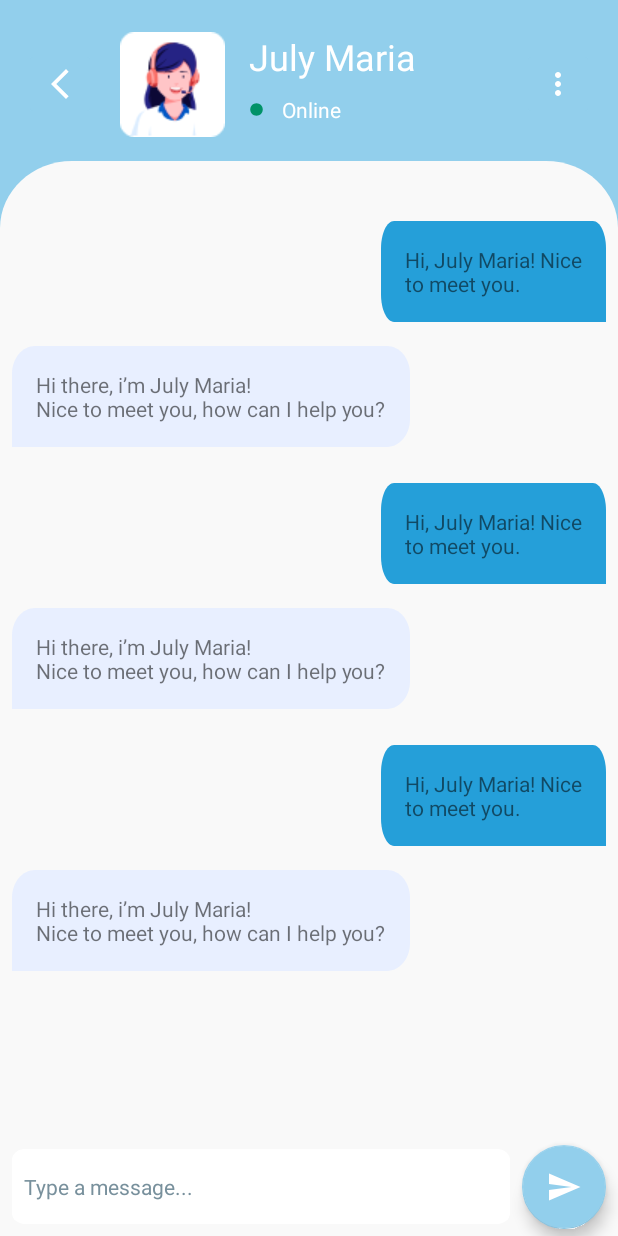
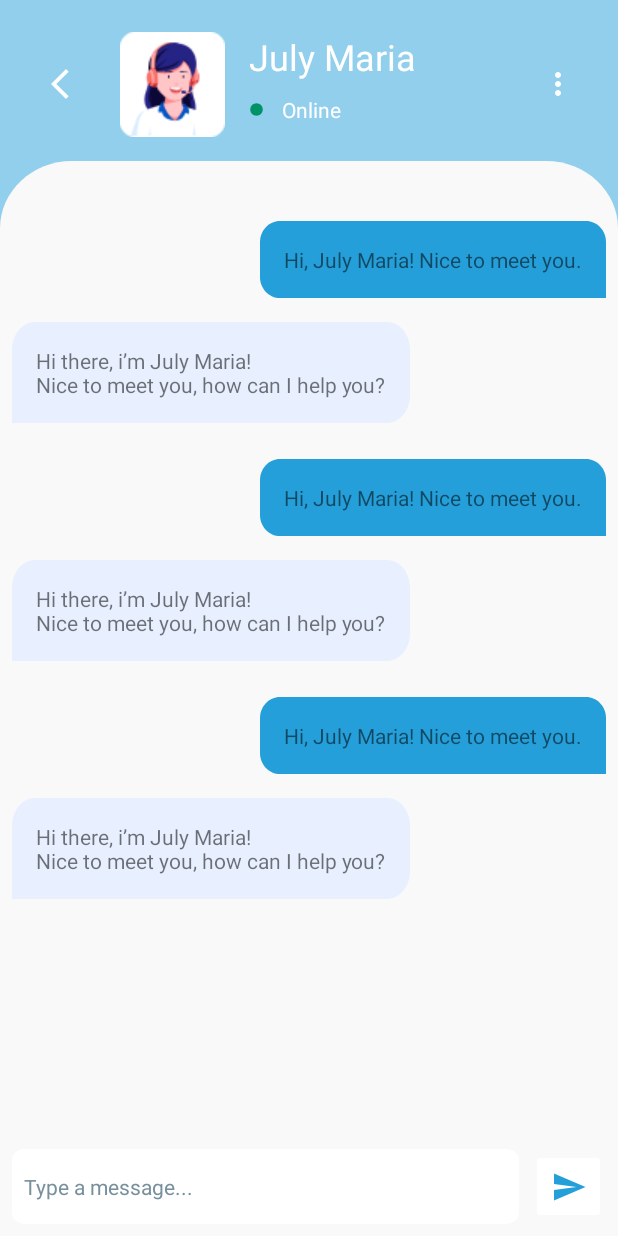
Before and after one commit to rivaldojuliano/Capstone-Project-Traveloka-Chatbot-App, an Android app: the layout activity_chat.xml on its own in the app's theme, with its tools: preview values and no code run, on a phone screen of 412 x 824 dp. Run offline under Robolectric (Android 15) with nearby library versions, the phone set to English and light mode, and no system bars.

Commit message:
Fix Chat Layout

```diff
--- a/app/src/main/java/com/rivzdev/chatbotapp/ui/chat/ChatActivity.kt
+++ b/app/src/main/java/com/rivzdev/chatbotapp/ui/chat/ChatActivity.kt
@@ -35,7 +35,7 @@ class ChatActivity : AppCompatActivity() {
     private fun sendChat() {
 
         binding.apply {
-            fabSend.setOnClickListener {
+            btnSend.setOnClickListener {
                 if (edtChat.text.isNullOrEmpty()) {
                     Toast.makeText(this@ChatActivity, "Please enter a text", Toast.LENGTH_SHORT).show()
                     return@setOnClickListener
--- a/app/src/main/java/com/rivzdev/chatbotapp/ui/chat/ListChatAdapter.kt
+++ b/app/src/main/java/com/rivzdev/chatbotapp/ui/chat/ListChatAdapter.kt
@@ -1,6 +1,7 @@
 package com.rivzdev.chatbotapp.ui.chat
 
 import android.view.LayoutInflater
+import android.view.View
 import android.view.ViewGroup
 import androidx.recyclerview.widget.RecyclerView
 import com.rivzdev.chatbotapp.databinding.ItemChatRowBinding
@@ -11,7 +12,7 @@ class ListChatAdapter: RecyclerView.Adapter<ListChatAdapter.ViewHolder>() {
 
     fun addChatToList(chat: ChatBotResponse) {
         list.add(chat)
-        notifyDataSetChanged()
+        notifyItemChanged(list.size)
     }
 
     inner class ViewHolder(private val binding: ItemChatRowBinding): RecyclerView.ViewHolder(binding.root) {
@@ -19,6 +20,13 @@ class ListChatAdapter: RecyclerView.Adapter<ListChatAdapter.ViewHolder>() {
             with(binding) {
                 tvCustomer.text = chat.input
                 tvBot.text = chat.output
+                if (!tvCustomer.text.isNullOrEmpty()) {
+                    tvBot.visibility = View.GONE
+                }
+
+                if (!tvBot.text.isNullOrEmpty()) {
+                    tvCustomer.visibility = View.GONE
+                }
             }
         }
     }
@@ -30,6 +38,7 @@ class ListChatAdapter: RecyclerView.Adapter<ListChatAdapter.ViewHolder>() {
 
     override fun onBindViewHolder(holder: ViewHolder, position: Int) {
         holder.bind(list[position])
+
     }
 
     override fun getItemCount(): Int = list.size
--- a/app/src/main/res/drawable/ic_baseline_send.xml
+++ b/app/src/main/res/drawable/ic_baseline_send.xml
@@ -1,5 +1,5 @@
-<vector android:autoMirrored="true" android:height="20dp"
-    android:tint="#FFFFFF" android:viewportHeight="24"
-    android:viewportWidth="24" android:width="20dp" xmlns:android="http://schemas.android.com/apk/res/android">
+<vector android:autoMirrored="true" android:height="24dp"
+    android:tint="#259FD9" android:viewportHeight="24"
+    android:viewportWidth="24" android:width="24dp" xmlns:android="http://schemas.android.com/apk/res/android">
     <path android:fillColor="@android:color/white" android:pathData="M2.01,21L23,12 2.01,3 2,10l15,2 -15,2z"/>
 </vector>
--- a/app/src/main/res/layout/activity_chat.xml
+++ b/app/src/main/res/layout/activity_chat.xml
@@ -81,10 +81,10 @@
         android:background="@drawable/ic_chat_box"
         app:layout_constraintBottom_toBottomOf="parent"
         app:layout_constraintEnd_toEndOf="parent"
-        app:layout_constraintHorizontal_bias="1.0"
+        app:layout_constraintHorizontal_bias="0.0"
         app:layout_constraintStart_toStartOf="parent"
         app:layout_constraintTop_toBottomOf="@+id/imageView3"
-        app:layout_constraintVertical_bias="0.0"/>
+        app:layout_constraintVertical_bias="0.0" />
 
     <androidx.recyclerview.widget.RecyclerView
         android:id="@+id/rv_chat"
@@ -114,18 +114,20 @@
         android:textColorHint="#78909C"
         android:textSize="14sp"
         app:layout_constraintBottom_toBottomOf="parent"
-        app:layout_constraintEnd_toStartOf="@+id/fab_send"
+        app:layout_constraintEnd_toStartOf="@+id/btn_send"
         app:layout_constraintStart_toStartOf="parent" />
 
-    <com.google.android.material.floatingactionbutton.FloatingActionButton
-        android:id="@+id/fab_send"
-        android:layout_width="wrap_content"
-        android:layout_height="wrap_content"
+    <ImageButton
+        android:id="@+id/btn_send"
+        android:layout_width="50dp"
+        android:layout_height="50dp"
+        android:backgroundTint="@color/white"
         android:layout_marginEnd="8dp"
-        android:src="@drawable/ic_baseline_send"
+        android:clickable="false"
         app:layout_constraintBottom_toBottomOf="@+id/edt_chat"
         app:layout_constraintEnd_toEndOf="parent"
         app:layout_constraintTop_toBottomOf="@+id/rv_chat"
-        tools:ignore="SpeakableTextPresentCheck" />
+        app:srcCompat="@drawable/ic_baseline_send"
+        tools:ignore="ContentDescription" />
 
 </androidx.constraintlayout.widget.ConstraintLayout>
--- a/app/src/main/res/layout/item_chat_row.xml
+++ b/app/src/main/res/layout/item_chat_row.xml
@@ -27,7 +27,7 @@
         android:layout_height="wrap_content"
         android:background="@drawable/ic_bubble_customer"
         android:gravity="center_vertical"
-        android:maxWidth="150dp"
+        android:maxWidth="300dp"
         android:padding="16dp"
         app:layout_constraintEnd_toEndOf="parent"
         app:layout_constraintTop_toTopOf="parent"
```
